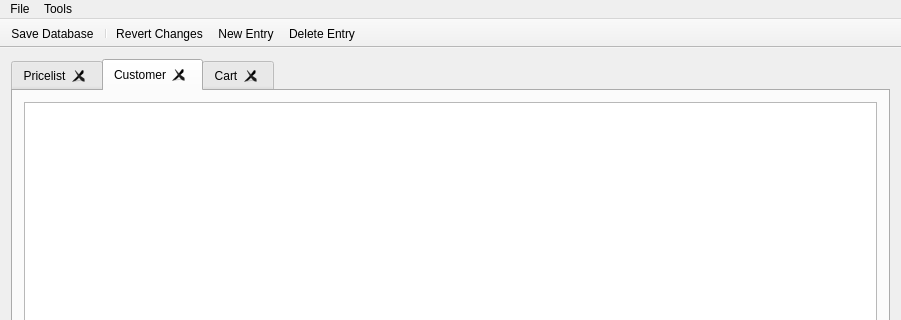
Before: the Qt Designer form mainwindow.ui in scuq/offlineshop, drawn with Qt 5; both pictures show x 0 to 901 and y 0 to 320 of the 901 by 748 pixel window.
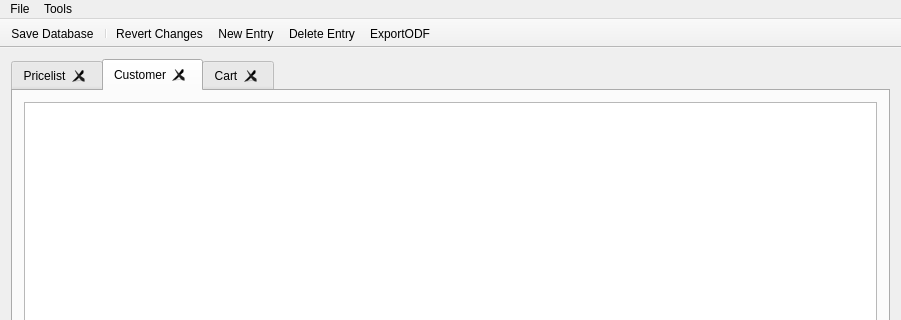
After: the same form once the commit is applied. The open tabs and pages were chosen to show the change. Icons and pictures are not drawn.

The edit to the form file:
```diff
--- a/mainwindow.ui
+++ b/mainwindow.ui
@@ -132,6 +132,7 @@
    <addaction name="actionRevert_Changes"/>
    <addaction name="actionNew_Entry_Pricelist"/>
    <addaction name="actionDelete_Entry"/>
+   <addaction name="actionExportODF"/>
   </widget>
   <widget class="QStatusBar" name="statusBar"/>
   <action name="actionNew_Database">
@@ -207,6 +208,15 @@
     <string>Delete Entry</string>
    </property>
   </action>
+  <action name="actionExportODF">
+   <property name="icon">
+    <iconset resource="icons.qrc">
+     <normaloff>:/icons/16x16/format-indent-more.png</normaloff>:/icons/16x16/format-indent-more.png</iconset>
+   </property>
+   <property name="text">
+    <string>ExportODF</string>
+   </property>
+  </action>
  </widget>
  <layoutdefault spacing="6" margin="11"/>
  <resources>
```
Left out of the diff: 5 changed lines with no effect on the pictures.
